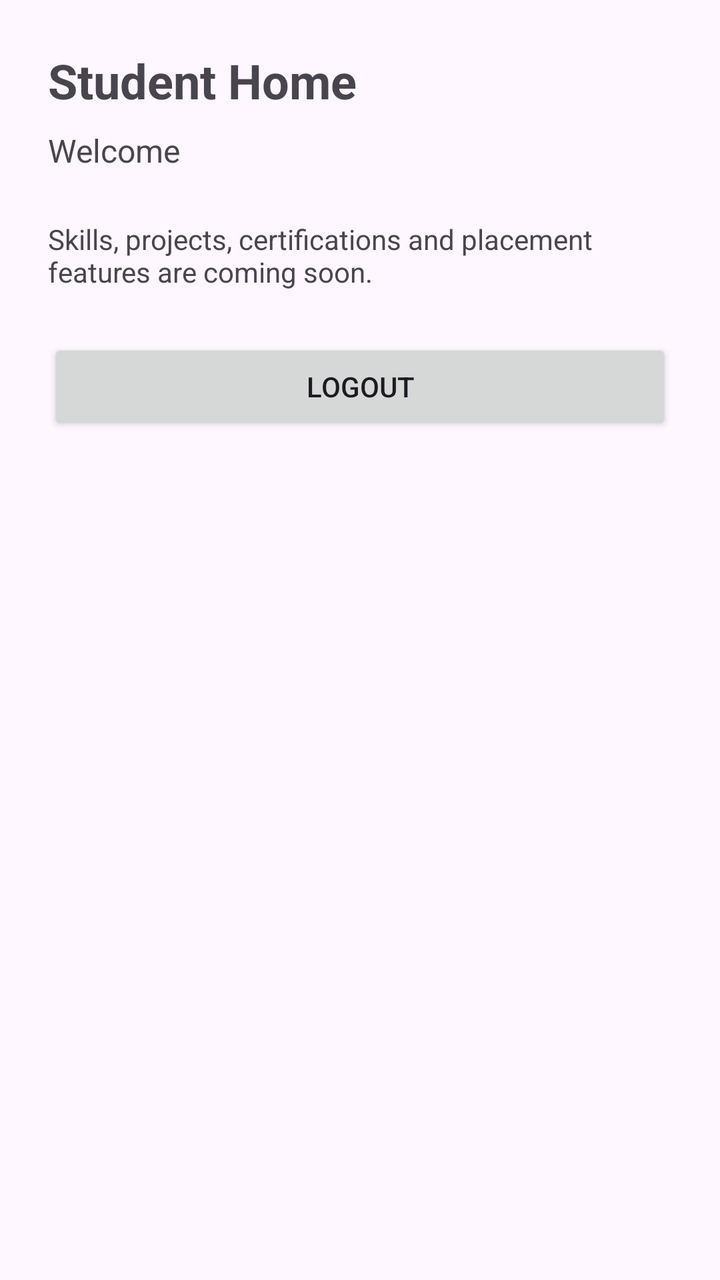
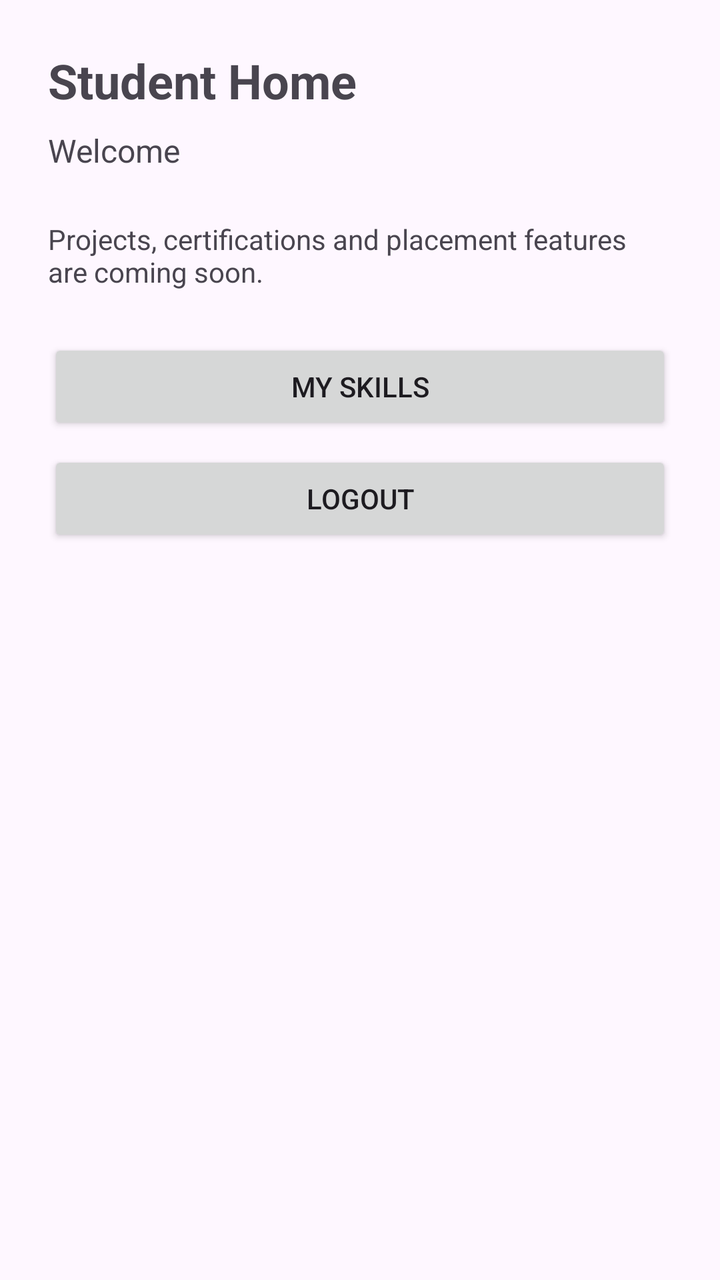

Compare the two renders of this Android layout. The source of the first and the diff that turns it into the second are given below.
<!-- AndroidManifest.xml: application theme Theme.StudentSkillsPlacementTracker -->
<!-- res/layout/activity_student_home.xml -->
<?xml version="1.0" encoding="utf-8"?>
<ScrollView xmlns:android="http://schemas.android.com/apk/res/android"
    android:layout_width="match_parent"
    android:layout_height="match_parent"
    android:fillViewport="true">

    <LinearLayout
        android:layout_width="match_parent"
        android:layout_height="wrap_content"
        android:orientation="vertical"
        android:padding="24dp">

        <TextView
            android:id="@+id/studentHomeTitleTextView"
            android:layout_width="wrap_content"
            android:layout_height="wrap_content"
            android:text="@string/student_home_title"
            android:textSize="24sp"
            android:textStyle="bold"
            android:layout_marginBottom="8dp" />

        <TextView
            android:id="@+id/welcomeTextView"
            android:layout_width="match_parent"
            android:layout_height="wrap_content"
            android:text="@string/student_home_welcome_unknown"
            android:textSize="16sp"
            android:layout_marginBottom="24dp" />

        <ProgressBar
            android:id="@+id/profileProgressBar"
            android:layout_width="wrap_content"
            android:layout_height="wrap_content"
            android:layout_gravity="center_horizontal"
            android:layout_marginBottom="16dp"
            android:visibility="gone" />

        <TextView
            android:id="@+id/profileMessageTextView"
            android:layout_width="match_parent"
            android:layout_height="wrap_content"
            android:textSize="16sp"
            android:layout_marginBottom="16dp"
            android:visibility="gone" />

        <LinearLayout
            android:id="@+id/profileContainer"
            android:layout_width="match_parent"
            android:layout_height="wrap_content"
            android:orientation="vertical"
            android:layout_marginBottom="24dp"
            android:visibility="gone">

            <TextView
                android:layout_width="wrap_content"
                android:layout_height="wrap_content"
                android:text="@string/student_home_profile_section"
                android:textSize="18sp"
                android:textStyle="bold"
                android:layout_marginBottom="8dp" />

            <TextView
                android:id="@+id/nameTextView"
                android:layout_width="match_parent"
                android:layout_height="wrap_content"
                android:textSize="16sp"
                android:paddingBottom="4dp" />

            <TextView
                android:id="@+id/emailTextView"
                android:layout_width="match_parent"
                android:layout_height="wrap_content"
                android:textSize="16sp"
                android:paddingBottom="4dp" />

            <TextView
                android:id="@+id/departmentTextView"
                android:layout_width="match_parent"
                android:layout_height="wrap_content"
                android:textSize="16sp"
                android:paddingBottom="4dp" />

            <TextView
                android:id="@+id/yearTextView"
                android:layout_width="match_parent"
                android:layout_height="wrap_content"
                android:textSize="16sp"
                android:paddingBottom="4dp" />

            <TextView
                android:id="@+id/cgpaTextView"
                android:layout_width="match_parent"
                android:layout_height="wrap_content"
                android:textSize="16sp" />

        </LinearLayout>

        <TextView
            android:layout_width="match_parent"
            android:layout_height="wrap_content"
            android:text="@string/student_home_coming_soon"
            android:textSize="14sp"
            android:layout_marginBottom="24dp" />

        <Button
            android:id="@+id/logoutButton"
            android:layout_width="match_parent"
            android:layout_height="wrap_content"
            android:text="@string/btn_logout" />

    </LinearLayout>

</ScrollView>
<!-- resources referenced by this layout -->
<resources>
  <string name="btn_logout">Logout</string>
  <string name="student_home_coming_soon">Skills, projects, certifications and placement features are coming soon.</string>
  <string name="student_home_profile_section">Profile</string>
  <string name="student_home_title">Student Home</string>
  <string name="student_home_welcome_unknown">Welcome</string>
  <style name="Theme.StudentSkillsPlacementTracker" parent="Base.Theme.StudentSkillsPlacementTracker" />
  <style name="Base.Theme.StudentSkillsPlacementTracker" parent="Theme.Material3.DayNight.NoActionBar">
          
          
      </style>
</resources>

<!-- the commit's change to res/layout/activity_student_home.xml (unified diff, before → after) -->
@@ -103,6 +103,13 @@
             android:layout_marginBottom="24dp" />
 
         <Button
+            android:id="@+id/skillsButton"
+            android:layout_width="match_parent"
+            android:layout_height="wrap_content"
+            android:layout_marginBottom="8dp"
+            android:text="@string/btn_my_skills" />
+
+        <Button
             android:id="@+id/logoutButton"
             android:layout_width="match_parent"
             android:layout_height="wrap_content"
<!-- resource entries referenced after the edit -->
@@ -1,7 +1,8 @@
 <!-- resources referenced by this layout -->
 <resources>
   <string name="btn_logout">Logout</string>
-  <string name="student_home_coming_soon">Skills, projects, certifications and placement features are coming soon.</string>
+  <string name="btn_my_skills">My Skills</string>
+  <string name="student_home_coming_soon">Projects, certifications and placement features are coming soon.</string>
   <string name="student_home_profile_section">Profile</string>
   <string name="student_home_title">Student Home</string>
   <string name="student_home_welcome_unknown">Welcome</string>
